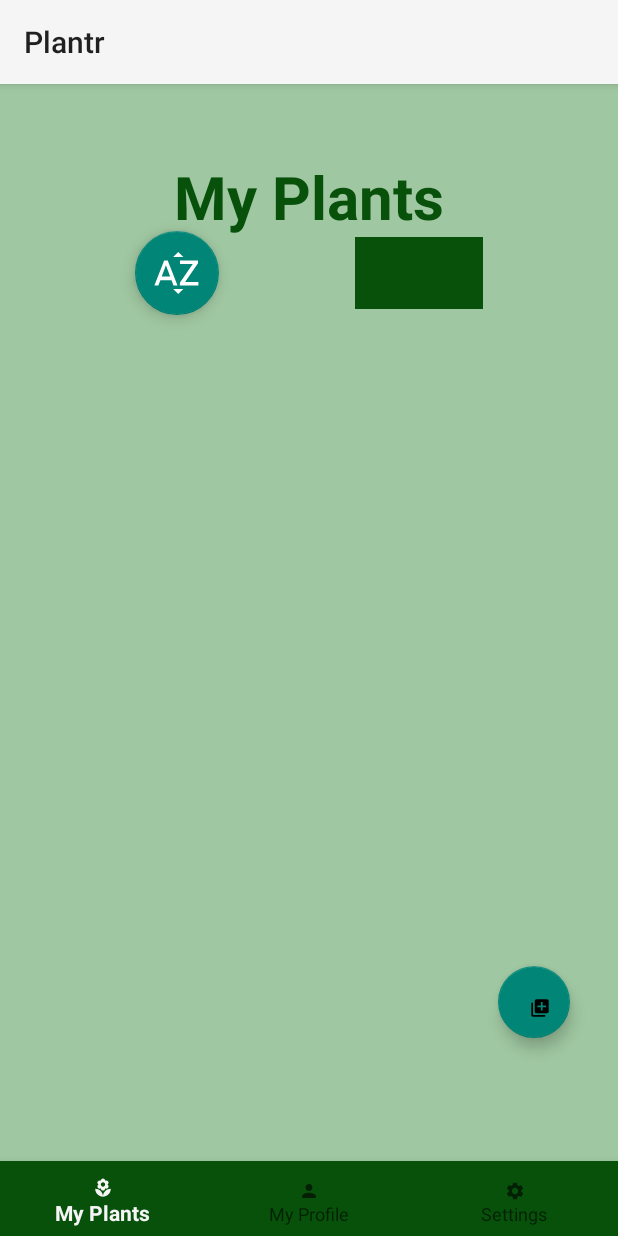
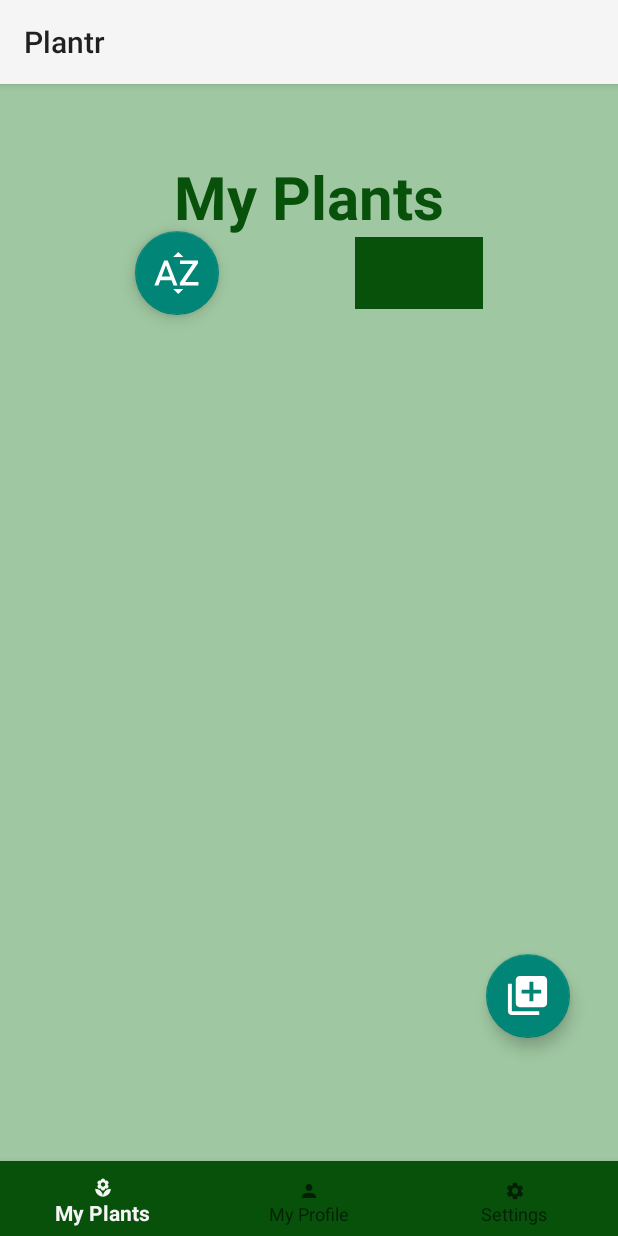
Before and after one commit to CS5520Feinberg/final-project-project-groups-v2-15, an Android app: the MyPlantsActivity screen opened directly, with no data from a screen before it, on a phone screen of 412 x 824 dp. Run offline under Robolectric (Android 15) with nearby library versions, the phone set to English and light mode, and no system bars; our stand-ins replace Firebase (no records; nobody signed in at launch, a user with empty details on screens opened directly); Roboto replaces fonts that are not available here.

Commit message:
fab fixes 2.0

```diff
--- a/app/src/main/res/drawable/ic_launcher_launcher_newplant_foreground.xml
+++ b/app/src/main/res/drawable/ic_launcher_launcher_newplant_foreground.xml
@@ -3,7 +3,7 @@
     android:height="108dp"
     android:viewportWidth="24"
     android:viewportHeight="24"
-    android:tint="#000000">
+    android:tint="#FFFFFF">
   <group android:scaleX="0.58"
       android:scaleY="0.58"
       android:translateX="5.04"
--- a/app/src/main/res/layout/activity_my_plants.xml
+++ b/app/src/main/res/layout/activity_my_plants.xml
@@ -9,15 +9,16 @@
 
     <com.google.android.material.floatingactionbutton.FloatingActionButton
         android:id="@+id/newPlantButton"
-        android:layout_width="48dp"
-        android:layout_height="48dp"
+        android:layout_width="wrap_content"
+        android:layout_height="wrap_content"
         android:layout_marginEnd="32dp"
         android:layout_marginBottom="132dp"
+        android:contentDescription="New Plant"
+        android:onClick="fabAddPlantDialog"
         app:layout_constraintBottom_toBottomOf="parent"
         app:layout_constraintEnd_toEndOf="parent"
-        android:contentDescription="New Plant"
-        android:onClick="fabAddPlantDialog"
-        app:srcCompat="@drawable/ic_launcher_launcher_newplant_foreground"/>
+        app:maxImageSize="54dp"
+        app:srcCompat="@drawable/ic_launcher_launcher_newplant_foreground" />
 
     <TextView
         android:id="@+id/myPlantsTitle"
@@ -40,9 +41,10 @@
         android:layout_width="404dp"
         android:layout_height="456dp"
         android:layout_marginStart="8dp"
-        android:layout_marginTop="16dp"
+        android:layout_marginTop="100dp"
         android:layout_marginEnd="8dp"
         app:layout_constraintEnd_toEndOf="parent"
+        app:layout_constraintHorizontal_bias="0.0"
         app:layout_constraintStart_toStartOf="parent"
         app:layout_constraintTop_toBottomOf="@+id/filterSpinner" />
 
```
